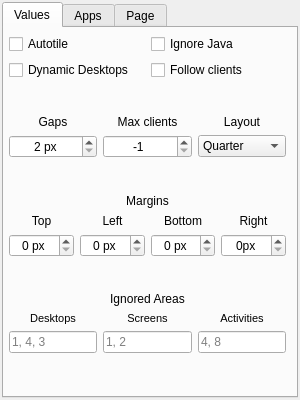
This is contents/ui/config.ui in Jazqa/kwin-quarter-tiling as Qt 5 draws it before an edit. The edited form follows.
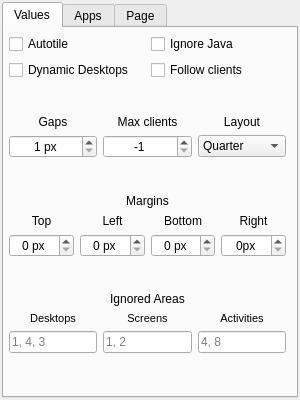
This is the edited form.

Commit message: 1px min gap

Patch:
```diff
--- a/contents/ui/config.ui
+++ b/contents/ui/config.ui
@@ -211,7 +211,7 @@
              <string> px</string>
             </property>
             <property name="minimum">
-             <number>2</number>
+             <number>1</number>
             </property>
             <property name="maximum">
              <number>64</number>
@@ -230,7 +230,7 @@
              <bool>false</bool>
             </property>
             <property name="suffix">
-             <string> </string>
+             <string/>
             </property>
             <property name="minimum">
              <number>-1</number>
```
Left out of the diff: 2 changed lines with no effect on the pictures.
